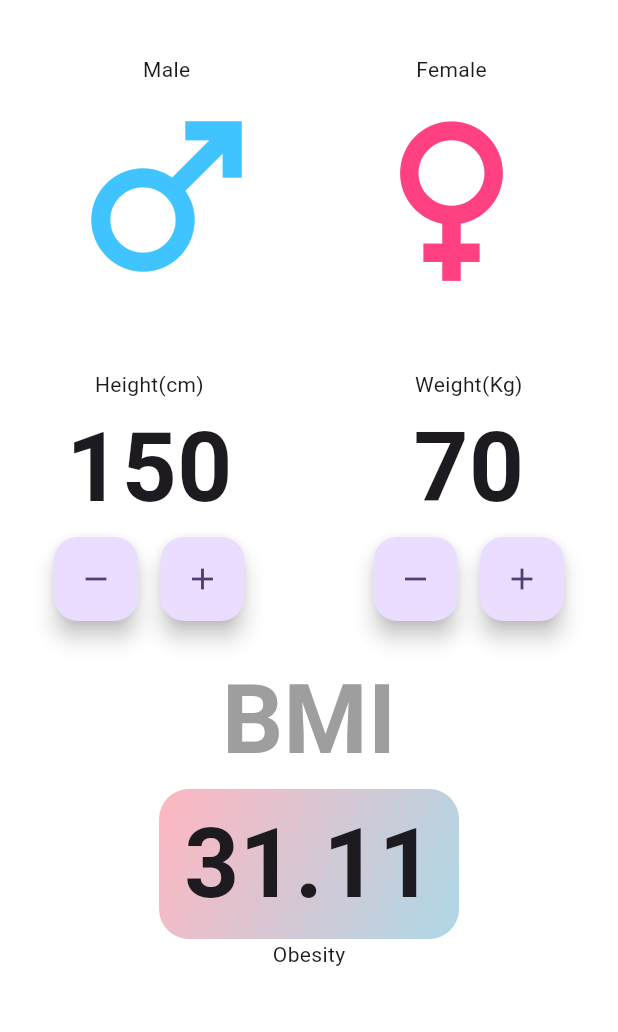
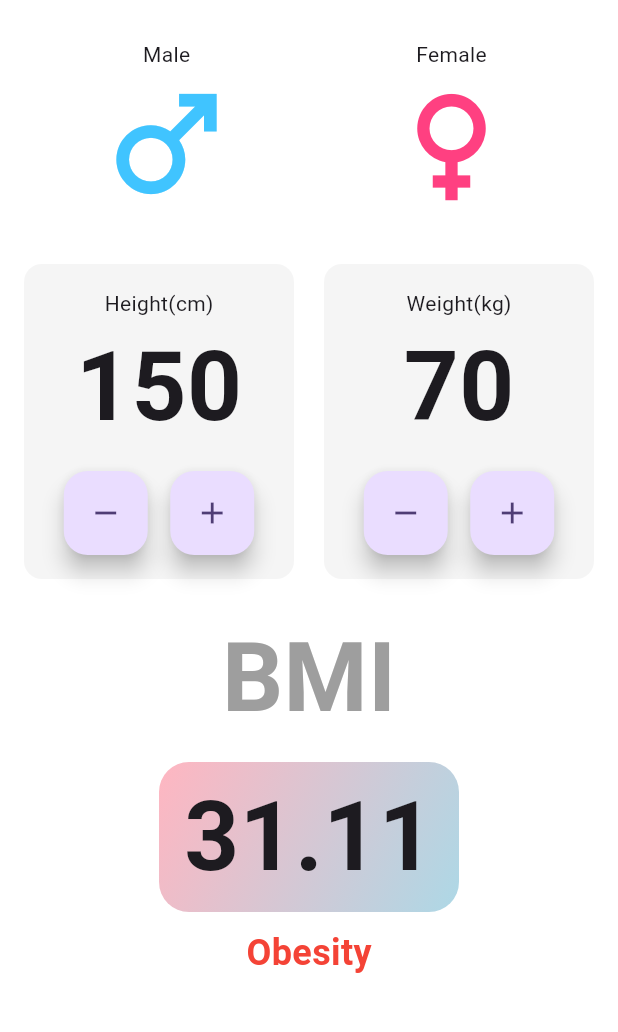
Before and after one commit to GayashanHansaja/BMI_calculator, a Flutter app: the screen it shows after launch, on a phone screen of 412 x 824 dp, the part 84-1116 px from its top. Run offline on Flutter 3.47's test engine with Material 3 defaults, Android fonts, the phone set to English and light mode, and no system bars.

Commit message:
optimized code

```diff
--- a/bmi_cal/lib/constant.dart
+++ b/bmi_cal/lib/constant.dart
@@ -1,3 +1,4 @@
 import 'package:flutter/material.dart';
 
-const ktheme=[Color(0xFFFFB6C1), Color(0xFFADD8E6)];
+const ktheme = [Color(0xFFFFB6C1), Color(0xFFADD8E6)];
+const kInputStyle = TextStyle(fontSize: 64, fontWeight: FontWeight.bold);
--- a/bmi_cal/lib/main_page.dart
+++ b/bmi_cal/lib/main_page.dart
@@ -1,5 +1,7 @@
 import 'package:bmi_cal/constant.dart';
 import 'package:flutter/material.dart';
+
+enum Gender { male, female }
 
 class MainApp extends StatefulWidget {
   const MainApp({super.key});
@@ -11,7 +13,9 @@ class MainApp extends StatefulWidget {
 class _MainAppState extends State<MainApp> {
   int height = 150;
   int weight = 70;
+  Gender? selectedGender;
   late double bmi = calculate(height: height, weight: weight);
+
   @override
   Widget build(BuildContext context) {
     return Scaffold(
@@ -33,157 +37,116 @@ class _MainAppState extends State<MainApp> {
           padding: const EdgeInsets.all(16.0),
           child: Column(
             children: [
-                const Row(
+              Row(
                 children: [
-                    Padding(
-                      padding: EdgeInsets.all(20.0),
-                      child: Center(
-                        child: Column(
-                          children: [
-                            Text("Male"),
-                            Icon(Icons.male,
-                                size: 150, color: Colors.lightBlueAccent),
+                  Expanded(
+                    child: _GenderSelection(
+                      icon: Icons.male,
+                      label: "Male",
+                      isSelected: selectedGender == Gender.male,
+                      onTap: () => setState(() => selectedGender = Gender.male),
+                      color: Colors.lightBlueAccent,
+                    ),
+                  ),
+                  Expanded(
+                    child: _GenderSelection(
+                      icon: Icons.female,
+                      label: "Female",
+                      isSelected: selectedGender == Gender.female,
+                      onTap: () => setState(() => selectedGender = Gender.female),
+                      color: Colors.pinkAccent,
+                    ),
+                  ),
                 ],
               ),
+              const SizedBox(height: 20),
+              Row(
+                children: [
+                  Expanded(
+                    child: _NumberControl(
+                      label: "Height(cm)",
+                      value: height,
+                      min: 50,
+                      max: 300,
+                      onDecrement: () => setState(() {
+                        if (height > 50) {
+                          height--;
+                          bmi = calculate(height: height, weight: weight);
+                        }
+                      }),
+                      onIncrement: () => setState(() {
+                        if (height < 300) {
+                          height++;
+                          bmi = calculate(height: height, weight: weight);
+                        }
+                      }),
                     ),
                   ),
-                    Spacer(),
-                    Padding(
-                      padding: EdgeInsets.all(20.0),
-                      child: Column(
-                        children: [
-                          Text("Female"),
-                          Icon(Icons.female,
-                              size: 150, color: Colors.pinkAccent),
+                  const SizedBox(width: 20),
+                  Expanded(
+                    child: _NumberControl(
+                      label: "Weight(kg)",
+                      value: weight,
+                      min: 10,
+                      max: 500,
+                      onDecrement: () => setState(() {
+                        if (weight > 10) {
+                          weight--;
+                          bmi = calculate(height: height, weight: weight);
+                        }
+                      }),
+                      onIncrement: () => setState(() {
+                        if (weight < 500) {
+                          weight++;
+                          bmi = calculate(height: height, weight: weight);
+                        }
+                      }),
+                    ),
+                  ),
                 ],
               ),
-                    )
-                  ],
-                ),
-                Row(
-                  children: [
-                    Padding(
-                      padding: const EdgeInsets.all(20.0),
-                      child: Center(
-                        child: Column(
-                          children: [
-                            const Text("Height(cm)"),
-                            Text(
-                              "$height",
-                              style: const TextStyle(
-                                  fontSize: 64, fontWeight: FontWeight.bold),
-                            ),
-                            Row(
-                              children: [
-                                FloatingActionButton(
-                                  onPressed: () {
-                                    setState(() {
-                                      if (height >= 50) {
-                                        height--;
-                                        bmi = calculate(
-                                            height: height, weight: weight);
-                                      }
-                                    });
-                                    print(height);
-                                  },
-                                  child:const Icon(Icons.remove),
-                                ),
-                                const SizedBox(
-                                  width: 15,
-                                ),
-                                FloatingActionButton(
-                                  onPressed: () {
-                                    setState(() {
-                                      if (height <= 300) {
-                                        height++;
-                                        bmi = calculate(
-                                            height: height, weight: weight);
-                                      }
-                                    });
-                                  },
-                                  child:const Icon(Icons.add),
-                                )
-                              ],
-                            )
-                          ],
-                        ),
-                      ),
-                    ),
-                    const Spacer(),
-                    Padding(
-                      padding: const EdgeInsets.all(20.0),
-                      child: Column(
-                        children: [
-                          const Text("Weight(Kg)"),
-                          Text(
-                            "$weight",
-                            style: const TextStyle(
-                                fontSize: 64, fontWeight: FontWeight.bold),
-                          ),
-                          Row(
-                            children: [
-                              FloatingActionButton(
-                                onPressed: () {
-                                  setState(() {
-                                    if (weight >= 10) {
-                                      weight--;
-                                      bmi = calculate(
-                                          height: height, weight: weight);
-                                    }
-                                  });
-                                },
-                                child: const Icon(Icons.remove),
-                              ),
-                              const SizedBox(
-                                width: 15,
-                              ),
-                              FloatingActionButton(
-                                onPressed: () {
-                                  setState(() {
-                                    if (weight <= 500) {
-                                      weight++;
-                                      bmi = calculate(
-                                          height: height, weight: weight);
-                                    }
-                                  });
-                                },
-                                child:const Icon(Icons.add),
-                              )
-                            ],
-                          )
-                        ],
-                      ),
-                    )
-                  ],
-                ),
+              const SizedBox(height: 20),
               const Text(
                 "BMI",
                 style: TextStyle(
                   color: Colors.grey,
                   fontSize: 64,
-                      fontWeight: FontWeight.bold),
+                  fontWeight: FontWeight.bold,
                 ),
+              ),
+              const SizedBox(height: 10),
               Container(
                 width: 200,
                 height: 100,
                 decoration: BoxDecoration(
                   gradient: const LinearGradient(
-                          colors: ktheme, // Updated gradient colors
+                    colors: ktheme,
                     begin: Alignment.topLeft,
                     end: Alignment.bottomRight,
                   ),
-                        borderRadius: BorderRadius.circular(20)),
+                  borderRadius: BorderRadius.circular(20),
+                ),
                 child: Center(
                   child: Text(
-                      "${bmi.toStringAsFixed(2)}",
-                      style:
-                          const TextStyle(fontSize: 64, fontWeight: FontWeight.bold),
-                    ))),
-                Text(result(bmi))
+                    bmi.toStringAsFixed(2),
+                    style: kInputStyle,
+                  ),
+                ),
+              ),
+              const SizedBox(height: 10),
+              Text(
+                result(bmi),
+                style: TextStyle(
+                  fontSize: 24,
+                  fontWeight: FontWeight.bold,
+                  color: _getBmiColor(bmi),
+                ),
+              ),
             ],
           ),
         ),
-        ));
+      ),
+    );
   }
 
   double calculate({required int height, required int weight}) {
@@ -191,14 +154,111 @@ class _MainAppState extends State<MainApp> {
   }
 
   String result(double bmi) {
-    if (bmi < 18.5) {
-      return 'Underweight';
-    } else if (bmi >= 18.5 && bmi < 24.9) {
-      return "Normal weight";
-    } else if (bmi >= 25 && bmi < 29.9) {
-      return "Overweight";
-    } else {
+    if (bmi < 18.5) return 'Underweight';
+    if (bmi < 25) return "Normal weight";
+    if (bmi < 30) return "Overweight";
     return "Obesity";
   }
+
+  Color _getBmiColor(double bmi) {
+    if (bmi < 18.5) return Colors.blue;
+    if (bmi < 25) return Colors.green;
+    if (bmi < 30) return Colors.orange;
+    return Colors.red;
   }
 }
+
+class _GenderSelection extends StatelessWidget {
+  final IconData icon;
+  final String label;
+  final bool isSelected;
+  final VoidCallback onTap;
+  final Color color;
+
+  const _GenderSelection({
+    required this.icon,
+    required this.label,
+    required this.isSelected,
+    required this.onTap,
+    required this.color,
+  });
+
+  @override
+  Widget build(BuildContext context) {
+    return GestureDetector(
+      onTap: onTap,
+      child: Container(
+        margin: const EdgeInsets.all(8),
+        decoration: BoxDecoration(
+          color: isSelected ? color.withOpacity(0.1) : null,
+          border: Border.all(
+            color: isSelected ? color : Colors.transparent,
+            width: 2,
+          ),
+          borderRadius: BorderRadius.circular(12),
+        ),
+        child: Column(
+          children: [
+            Text(label),
+            Icon(icon, size: 100, color: color),
+          ],
+        ),
+      ),
+    );
+  }
+}
+
+class _NumberControl extends StatelessWidget {
+  final String label;
+  final int value;
+  final int min;
+  final int max;
+  final VoidCallback onDecrement;
+  final VoidCallback onIncrement;
+
+  const _NumberControl({
+    required this.label,
+    required this.value,
+    required this.min,
+    required this.max,
+    required this.onDecrement,
+    required this.onIncrement,
+  });
+
+  @override
+  Widget build(BuildContext context) {
+    return Container(
+      padding: const EdgeInsets.all(16),
+      decoration: BoxDecoration(
+        borderRadius: BorderRadius.circular(12),
+        color: Colors.grey.shade100,
+      ),
+      child: Column(
+        children: [
+          Text(label),
+          Text(
+            "$value",
+            style: kInputStyle,
+          ),
+          const SizedBox(height: 10),
+          Row(
+            mainAxisAlignment: MainAxisAlignment.center,
+            children: [
+              FloatingActionButton(
+                heroTag: null,
+                onPressed: value > min ? onDecrement : null,
+                child: const Icon(Icons.remove),
+              ),
+              const SizedBox(width: 15),
+              FloatingActionButton(
+                heroTag: null,
+                onPressed: value < max ? onIncrement : null,
+                child: const Icon(Icons.add),
+              ),
+            ],
+          ),
+        ],
+      ),
+    );
+  }
+}
```
Lines whose indentation alone changed are shown as unchanged.
